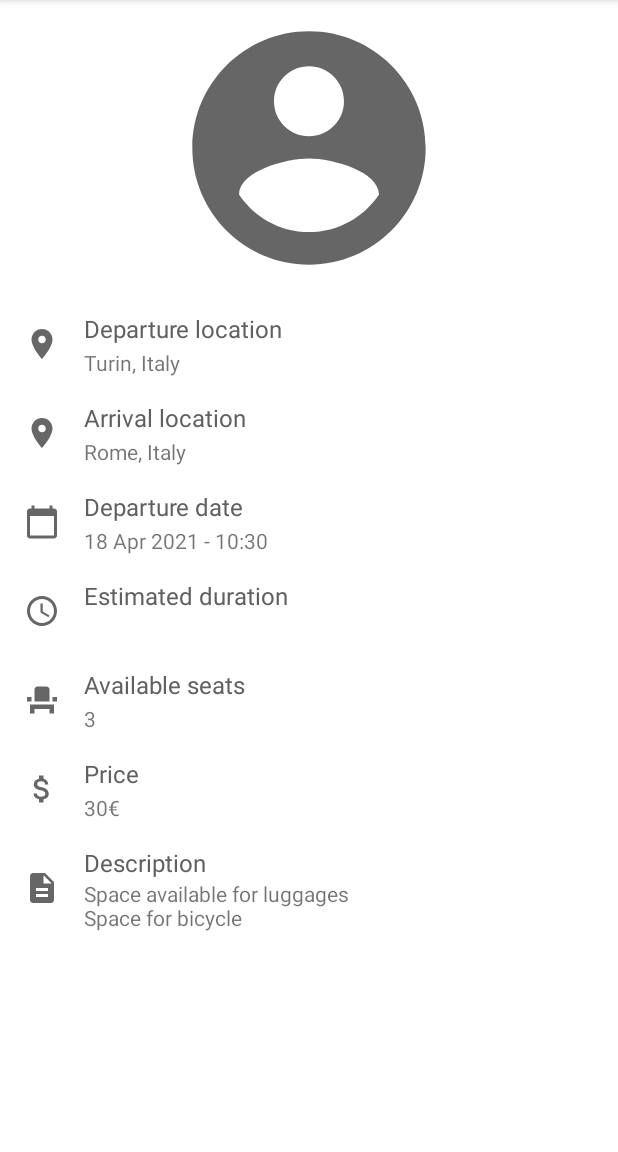
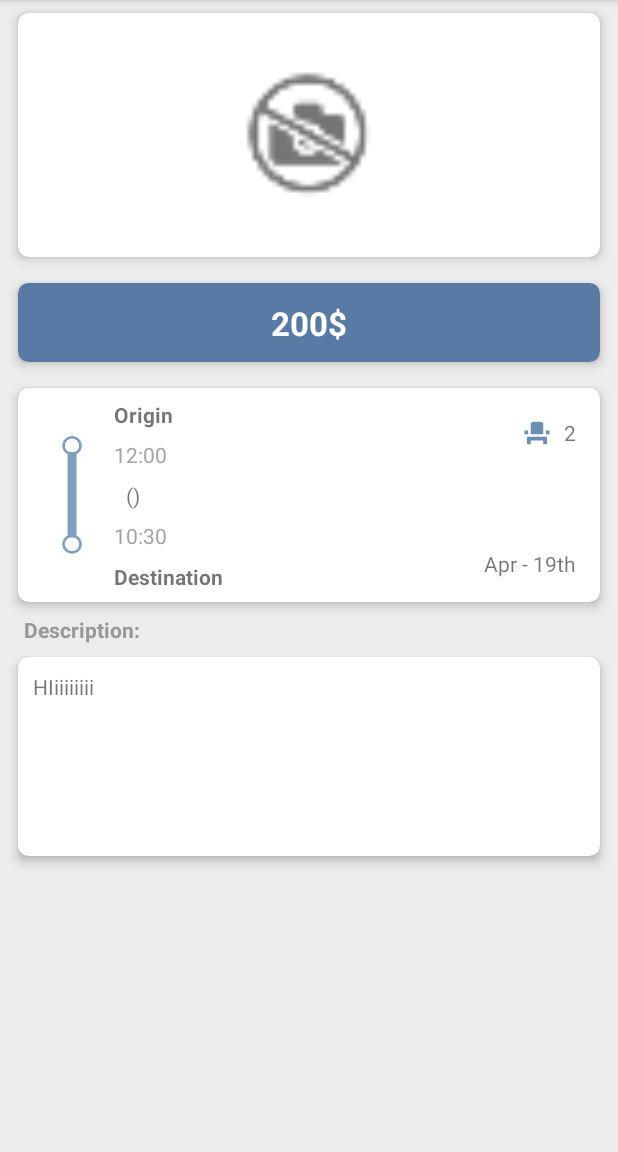
Before and after one commit to peppep97/wad-group06, an Android app: the fragment TripDetailsFragment shown on its own in the app's theme, on a phone screen of 412 x 824 dp, the part 84-1236 px from its top. Run offline under Robolectric (Android 15) with nearby library versions, the phone set to English and light mode, and no system bars; 17 statements that could not run were skipped.

Commit message:
feat: new design for trip details fragment

```diff
--- a/app/build.gradle
+++ b/app/build.gradle
@@ -49,6 +49,7 @@
     implementation 'androidx.legacy:legacy-support-v4:1.0.0'
     implementation 'com.google.code.gson:gson:2.8.5'
     implementation "androidx.fragment:fragment-ktx:1.3.0-alpha05"
+    implementation 'com.android.support:cardview-v7:28.0.0'
     testImplementation 'junit:junit:4.12'
     androidTestImplementation 'androidx.test.ext:junit:1.1.2'
     androidTestImplementation 'androidx.test.espresso:espresso-core:3.3.0'
--- a/app/src/main/java/com/group06/lab1/MainActivity.kt
+++ b/app/src/main/java/com/group06/lab1/MainActivity.kt
@@ -56,21 +56,17 @@
         val ivHeaderProfileImage = drawer.findViewById<ImageView>(R.id.headerProfileImage)
         val tvHeaderEmail = drawer.findViewById<TextView>(R.id.headermail)
 
-        val profileData = JSONObject()
-
-        val sharedPref = getSharedPreferences(getString(R.string.preference_file_key),
-            Context.MODE_PRIVATE)
+        val sharedPref = getSharedPreferences(
+            getString(R.string.preference_file_key),
+            Context.MODE_PRIVATE
+        )
 
         val data = sharedPref.getString("profile", null)
 
-        if(data != null)
-            with(JSONObject(data)){
-
+        if (data != null)
+            with(JSONObject(data)) {
                 tvHeaderName.text = getString("fullName")
                 tvHeaderEmail.text = getString("email")
-
-
-
             }
 
         File(filesDir, "profilepic.jpg").let {
@@ -101,7 +97,4 @@
     }
 
 
-
-
-
 }
--- a/app/src/main/java/com/group06/lab1/ui/trip/TripDetailsFragment.kt
+++ b/app/src/main/java/com/group06/lab1/ui/trip/TripDetailsFragment.kt
@@ -15,6 +15,8 @@
 import java.io.File
 import java.lang.StringBuilder
 import com.group06.lab1.extensions.toString
+import java.text.DecimalFormat
+import java.util.*
 
 // TODO: Rename parameter arguments, choose names that match
 // the fragment initialization parameters, e.g. ARG_ITEM_NUMBER
@@ -42,18 +44,12 @@
 
         //Override action of the back button, otherwise the transition defined in mobile_navigation does not occur
         val callback = requireActivity().onBackPressedDispatcher.addCallback(this,
-            object: OnBackPressedCallback(true){
+            object : OnBackPressedCallback(true) {
                 override fun handleOnBackPressed() {
                     findNavController().navigate(R.id.action_trip_details_to_trip_list)
                 }
             }
-            )
-
-
-
-
-
-
+        )
     }
 
     override fun onCreateView(
@@ -62,7 +58,7 @@
     ): View? {
         // Inflate the layout for this fragment
         setHasOptionsMenu(true)
-        return inflater.inflate(R.layout.fragment_trip_details, container, false)
+        return inflater.inflate(R.layout.fragment_trip_detail, container, false)
     }
 
     override fun onViewCreated(view: View, savedInstanceState: Bundle?) {
@@ -78,12 +74,25 @@
         val tvPrice = view.findViewById<TextView>(R.id.tvPrice)
         val tvDescription = view.findViewById<TextView>(R.id.tvDescription)
         val imgTrip = view.findViewById<ImageView>(R.id.imgTrip)
+        val tvDepTime: TextView = view.findViewById<TextView>(R.id.tvDepTime)
+        val tvArrTime: TextView = view.findViewById<TextView>(R.id.tvArrTime)
 
         tvDepartureLocation.text = t.departure
         tvArrivalLocation.text = t.arrival
-        tvDepartureDate.text = t.departureDate.toString("yyyy/MM/dd - HH:mm")
+        tvDepartureDate.text = t.departureDate.toString("MMMM - dd")
         tvAvailableSeats.text = t.availableSeats.toString()
-        tvPrice.text = t.price.toString()
+
+        tvDepTime.text = t.departureDate.toString("HH:mm")
+        val calendar = Calendar.getInstance()
+        calendar.time = t.departureDate
+        calendar.add(Calendar.DAY_OF_MONTH, t.estimatedDay)
+        calendar.add(Calendar.HOUR, t.estimatedHour)
+        calendar.add(Calendar.MINUTE, t.estimatedMinute)
+        tvArrTime.text = calendar.time.toString("HH:mm")
+
+        val format = DecimalFormat()
+        format.isDecimalSeparatorAlwaysShown = false
+        tvPrice.text = format.format(t.price).toString() + "€"
         tvDescription.text = t.description
 
         val sBuilder = StringBuilder()
@@ -93,7 +102,7 @@
             sBuilder.append(String.format(" %dh", t.estimatedHour))
         if (t.estimatedMinute > 0)
             sBuilder.append(String.format(" %dm", t.estimatedMinute))
-        tvEstimatedDuration.text = sBuilder.toString()
+        tvEstimatedDuration.text = "(${sBuilder.toString()})"
 
         File(context?.filesDir, t.imageUrl).let {
             if (it.exists()) imgTrip.setImageBitmap(BitmapFactory.decodeFile(it.absolutePath))
@@ -107,7 +116,7 @@
     }
 
     override fun onOptionsItemSelected(item: MenuItem): Boolean {
-        when(item.itemId){
+        when (item.itemId) {
             R.id.edit -> {
                 findNavController().navigate(R.id.action_trip_details_to_trip_edit, Bundle().apply {
                     putBoolean("edit", true)
@@ -149,7 +158,4 @@
     }
 
 
-
-
-
 }
--- /dev/null
+++ b/app/src/main/res/layout/fragment_trip_detail.xml
@@ -0,0 +1,281 @@
+<?xml version="1.0" encoding="utf-8"?>
+<androidx.constraintlayout.widget.ConstraintLayout xmlns:android="http://schemas.android.com/apk/res/android"
+    xmlns:app="http://schemas.android.com/apk/res-auto"
+    xmlns:tools="http://schemas.android.com/tools"
+    android:layout_width="match_parent"
+    android:layout_height="match_parent"
+    android:background="#ECECEC">
+
+    <com.google.android.material.card.MaterialCardView
+
+        android:id="@+id/cardPicture"
+        android:layout_width="match_parent"
+        android:layout_height="180dp"
+        android:layout_marginStart="5dp"
+        android:layout_marginEnd="5dp"
+        android:checkable="true"
+        android:clickable="true"
+        android:focusable="true"
+        app:cardCornerRadius="7dp"
+        app:cardElevation="4dp"
+        app:cardUseCompatPadding="true"
+        app:layout_constraintEnd_toEndOf="parent"
+        app:layout_constraintHorizontal_bias="0.5"
+        app:layout_constraintStart_toStartOf="parent"
+        app:layout_constraintVertical_weight="3"
+        tools:ignore="MissingConstraints">
+
+
+        <androidx.constraintlayout.widget.ConstraintLayout
+            android:layout_width="match_parent"
+            android:layout_height="match_parent">
+
+            <ImageView
+                android:id="@+id/imgTrip"
+                android:layout_width="0dp"
+                android:layout_height="0dp"
+                app:layout_constraintBottom_toBottomOf="parent"
+                app:layout_constraintEnd_toEndOf="parent"
+                app:layout_constraintStart_toStartOf="parent"
+                app:layout_constraintTop_toTopOf="parent"
+                app:srcCompat="@drawable/ic_no_photo" />
+        </androidx.constraintlayout.widget.ConstraintLayout>
+    </com.google.android.material.card.MaterialCardView>
+
+    <ScrollView
+        android:layout_width="match_parent"
+        android:layout_height="0dp"
+        app:layout_constraintBottom_toBottomOf="parent"
+        app:layout_constraintTop_toBottomOf="@id/cardPicture">
+
+        <androidx.constraintlayout.widget.ConstraintLayout
+            android:layout_width="match_parent"
+            android:layout_height="wrap_content"
+            android:orientation="vertical">
+
+            <com.google.android.material.card.MaterialCardView
+
+                android:id="@+id/cardPrice"
+                android:layout_width="match_parent"
+                android:layout_height="70dp"
+                android:layout_marginStart="5dp"
+                android:layout_marginEnd="5dp"
+                android:checkable="true"
+                android:clickable="true"
+                android:focusable="true"
+                app:cardCornerRadius="7dp"
+                app:cardElevation="4dp"
+                app:cardUseCompatPadding="true"
+                app:layout_constraintEnd_toEndOf="parent"
+                app:layout_constraintHorizontal_bias="0.0"
+                app:layout_constraintStart_toStartOf="parent"
+                app:layout_constraintTop_toTopOf="parent"
+                app:layout_constraintVertical_weight="1"
+                tools:ignore="MissingConstraints">
+
+                <androidx.constraintlayout.widget.ConstraintLayout
+                    android:layout_width="match_parent"
+                    android:layout_height="match_parent"
+                    android:background="#597AA4">
+
+                    <TextView
+                        android:id="@+id/tvPrice"
+                        android:layout_width="wrap_content"
+                        android:layout_height="wrap_content"
+                        android:text="200$"
+                        android:textAppearance="@style/TextAppearance.AppCompat.Large"
+                        android:textColor="#ffffff"
+                        android:textStyle="bold"
+                        app:layout_constraintBottom_toBottomOf="parent"
+                        app:layout_constraintEnd_toEndOf="parent"
+                        app:layout_constraintHorizontal_bias="0.5"
+                        app:layout_constraintStart_toStartOf="parent"
+                        app:layout_constraintTop_toTopOf="parent" />
+                </androidx.constraintlayout.widget.ConstraintLayout>
+
+
+            </com.google.android.material.card.MaterialCardView>
+
+            <com.google.android.material.card.MaterialCardView
+
+                android:id="@+id/cardTripDetails"
+                android:layout_width="match_parent"
+                android:layout_height="160dp"
+                android:layout_marginStart="5dp"
+                android:layout_marginEnd="5dp"
+                android:checkable="true"
+                android:clickable="true"
+                android:focusable="true"
+                app:cardCornerRadius="7dp"
+                app:cardElevation="4dp"
+                app:cardUseCompatPadding="true"
+                app:layout_constraintEnd_toEndOf="parent"
+                app:layout_constraintHorizontal_bias="0.0"
+                app:layout_constraintStart_toStartOf="parent"
+                app:layout_constraintTop_toBottomOf="@+id/cardPrice"
+                app:layout_constraintVertical_weight="3"
+                tools:ignore="MissingConstraints">
+
+                <androidx.constraintlayout.widget.ConstraintLayout
+                    android:layout_width="match_parent"
+                    android:layout_height="match_parent">
+
+                    <TextView
+                        android:id="@+id/tvDepartureLocation"
+                        android:layout_width="wrap_content"
+                        android:layout_height="wrap_content"
+                        android:layout_marginStart="8dp"
+                        android:text="Origin"
+                        android:textStyle="bold"
+                        app:layout_constraintBottom_toTopOf="@+id/tvDepTime"
+                        app:layout_constraintStart_toEndOf="@+id/imageView13"
+                        app:layout_constraintTop_toTopOf="parent" />
+
+                    <TextView
+                        android:id="@+id/tvArrivalLocation"
+                        android:layout_width="wrap_content"
+                        android:layout_height="wrap_content"
+                        android:layout_marginStart="8dp"
+                        android:text="Destination"
+                        android:textStyle="bold"
+                        app:layout_constraintBottom_toBottomOf="parent"
+                        app:layout_constraintStart_toEndOf="@+id/imageView13"
+                        app:layout_constraintTop_toBottomOf="@+id/tvArrTime" />
+
+                    <ImageView
+                        android:id="@+id/imageView13"
+                        android:layout_width="40dp"
+                        android:layout_height="0dp"
+                        android:layout_marginStart="16dp"
+                        android:scaleType="fitCenter"
+                        app:layout_constraintBottom_toBottomOf="parent"
+                        app:layout_constraintStart_toStartOf="parent"
+                        app:layout_constraintTop_toTopOf="parent"
+                        app:srcCompat="@drawable/ic_distance" />
+
+                    <TextView
+                        android:id="@+id/tvDepTime"
+                        android:layout_width="wrap_content"
+                        android:layout_height="wrap_content"
+                        android:layout_marginStart="8dp"
+                        android:text="12:00"
+                        android:textColor="#A5A5A5"
+                        app:layout_constraintBottom_toTopOf="@+id/tvEstimatedDuration"
+                        app:layout_constraintStart_toEndOf="@+id/imageView13"
+                        app:layout_constraintTop_toBottomOf="@+id/tvDepartureLocation" />
+
+                    <TextView
+                        android:id="@+id/tvArrTime"
+                        android:layout_width="wrap_content"
+                        android:layout_height="wrap_content"
+                        android:layout_marginStart="8dp"
+                        android:text="14:00"
+                        android:textColor="#A5A5A5"
+                        app:layout_constraintBottom_toTopOf="@+id/tvArrivalLocation"
+                        app:layout_constraintStart_toEndOf="@+id/imageView13"
+                        app:layout_constraintTop_toBottomOf="@+id/tvEstimatedDuration" />
+
+                    <TextView
+                        android:id="@+id/tvDepartureDate"
+                        android:layout_width="wrap_content"
+                        android:layout_height="wrap_content"
+                        android:layout_marginEnd="16dp"
+                        android:layout_marginBottom="16dp"
+                        android:text="Apr - 19th"
+                        app:layout_constraintBottom_toBottomOf="parent"
+                        app:layout_constraintEnd_toEndOf="parent" />
+
+                    <TextView
+                        android:id="@+id/tvAvailableSeats"
+                        android:layout_width="wrap_content"
+                        android:layout_height="wrap_content"
+                        android:layout_marginTop="20dp"
+                        android:layout_marginEnd="16dp"
+                        android:text="2"
+                        app:layout_constraintEnd_toEndOf="parent"
+                        app:layout_constraintTop_toTopOf="parent" />
+
+                    <ImageView
+                        android:id="@+id/imageView14"
+                        android:layout_width="20dp"
+                        android:layout_height="20dp"
+                        android:layout_marginTop="20dp"
+                        android:layout_marginEnd="8dp"
+                        app:layout_constraintEnd_toStartOf="@+id/tvAvailableSeats"
+                        app:layout_constraintTop_toTopOf="parent"
+                        app:srcCompat="@drawable/ic_seat" />
+
+                    <TextView
+                        android:id="@+id/tvEstimatedDuration"
+                        android:layout_width="wrap_content"
+                        android:layout_height="wrap_content"
+                        android:layout_marginStart="16dp"
+                        android:text="6h"
+                        app:layout_constraintBottom_toTopOf="@+id/tvArrTime"
+                        app:layout_constraintStart_toEndOf="@+id/imageView13"
+                        app:layout_constraintTop_toBottomOf="@+id/tvDepTime"
+                        app:layout_constraintVertical_bias="0.555" />
+                </androidx.constraintlayout.widget.ConstraintLayout>
+            </com.google.android.material.card.MaterialCardView>
+
+            <TextView
+                android:id="@+id/textView"
+                android:layout_width="wrap_content"
+                android:layout_height="wrap_content"
+                android:text="Description:"
+                android:textColor="#989898"
+                android:textStyle="bold"
+                app:layout_constraintEnd_toEndOf="parent"
+                app:layout_constraintHorizontal_bias="0.047"
+                app:layout_constraintStart_toStartOf="parent"
+                app:layout_constraintTop_toBottomOf="@+id/cardTripDetails" />
+
+            <com.google.android.material.card.MaterialCardView
+
+                android:id="@+id/cardDescription"
+                android:layout_width="0dp"
+                android:layout_height="150dp"
+                android:layout_marginStart="5dp"
+                android:layout_marginEnd="5dp"
+                android:checkable="true"
+                android:clickable="true"
+                android:focusable="true"
+                android:paddingStart="5dp"
+                android:paddingTop="5dp"
+                app:cardCornerRadius="7dp"
+                app:cardElevation="4dp"
+                app:cardUseCompatPadding="true"
+                app:layout_constraintEnd_toEndOf="parent"
+                app:layout_constraintHorizontal_bias="0.0"
+                app:layout_constraintStart_toStartOf="parent"
+                app:layout_constraintTop_toBottomOf="@+id/textView"
+                app:layout_constraintVertical_weight="3"
+                tools:ignore="MissingConstraints">
+
+                <androidx.constraintlayout.widget.ConstraintLayout
+                    android:layout_width="match_parent"
+                    android:layout_height="match_parent">
+
+                    <TextView
+                        android:id="@+id/tvDescription"
+                        android:layout_width="0dp"
+                        android:layout_height="0dp"
+                        android:ems="10"
+                        android:gravity="start|top"
+                        android:inputType="textMultiLine"
+                        android:paddingStart="10dp"
+                        android:paddingTop="10dp"
+                        android:text="HIiiiiiiii"
+                        app:layout_constraintBottom_toBottomOf="parent"
+                        app:layout_constraintEnd_toEndOf="parent"
+                        app:layout_constraintHorizontal_bias="0.5"
+                        app:layout_constraintStart_toStartOf="parent"
+                        app:layout_constraintTop_toTopOf="parent" />
+                </androidx.constraintlayout.widget.ConstraintLayout>
+            </com.google.android.material.card.MaterialCardView>
+
+
+        </androidx.constraintlayout.widget.ConstraintLayout>
+    </ScrollView>
+
+</androidx.constraintlayout.widget.ConstraintLayout>
--- a/app/src/main/res/menu/activity_main_drawer.xml
+++ b/app/src/main/res/menu/activity_main_drawer.xml
@@ -7,10 +7,10 @@
         <item
             android:id="@+id/trip_list"
             android:icon="@drawable/ic_baseline_list_24"
-            android:title="@string/menu_home" />
+            android:title="Trips" />
         <item
             android:id="@+id/showProfileActivity"
             android:icon="@drawable/ic_baseline_list_24"
-            android:title="Show Profile" />
+            android:title="Profile" />
     </group>
 </menu>
```
